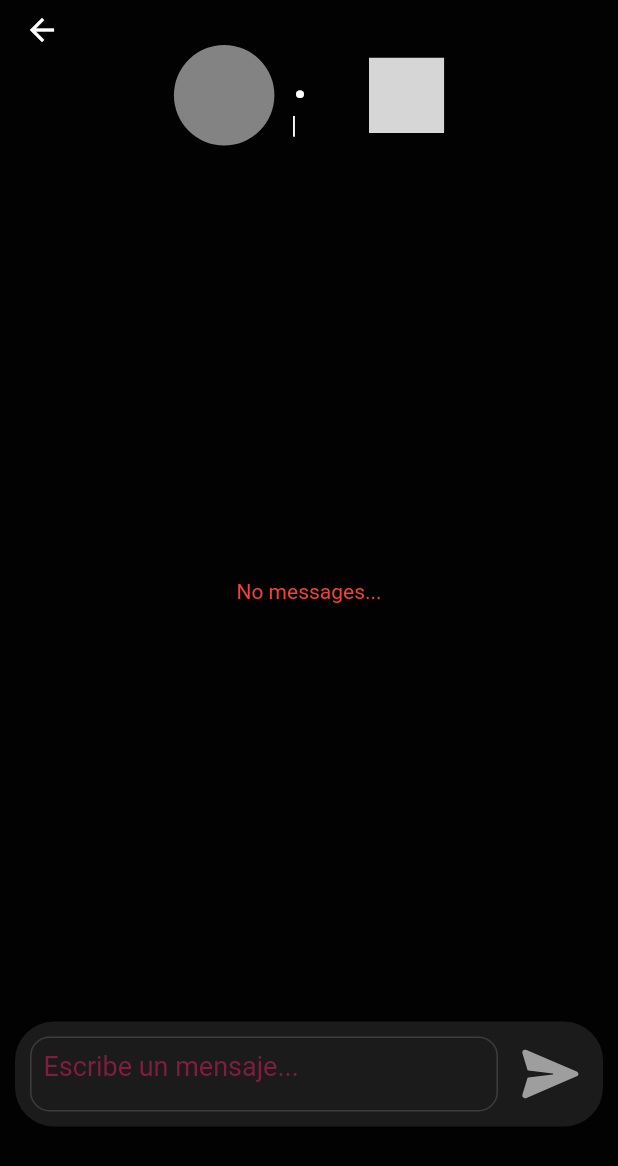
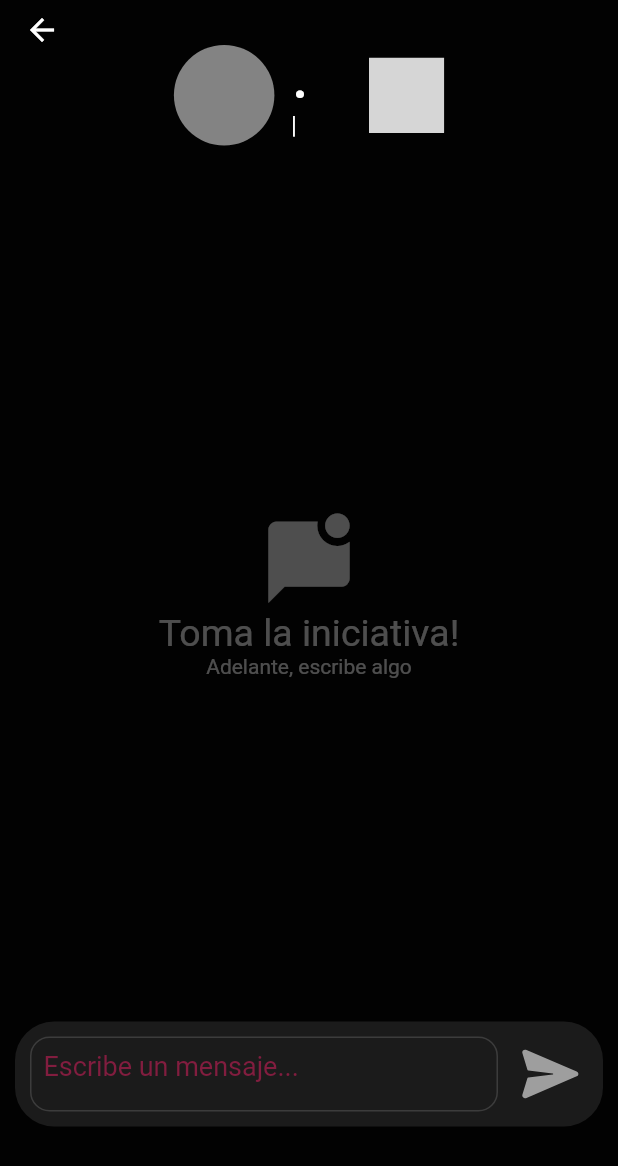
Before and after one commit to RonyPony/MobileDatingApp-FrontEnd, a Flutter app: the Conversation screen opened directly with empty values, on a phone screen of 412 x 824 dp. Shown: the top 1166 px of the screen. Run offline on Flutter 3.47's test engine with Material 2 defaults, Android fonts, the phone set to English and light mode, and no system bars; our stand-ins replace cloud_firestore, cool_alert, dio, equatable, firebase_auth, firebase_core and 9 more; missing offline and left inert: dart:ffi, firebase_app_check, flag; accounts and stored records are empty; network calls fail; Roboto replaces fonts that are missing (Jaldi); project files that could hold a hidden picture were left out; grey boxes are pictures that could not be loaded.

Commit message:
fixing chat bugs

```diff
--- a/inlove/lib/models/chatRoom.dart
+++ b/inlove/lib/models/chatRoom.dart
@@ -11,6 +11,8 @@ class ChatMessagesRoom {
   String user2_id;
   String createdOn;
   String displayName;
+  String lastMessengerId;
+  bool isSeen;
   ChatMessagesRoom({
       // required this.messages,
       required this.user1_uid,
@@ -18,6 +20,8 @@ class ChatMessagesRoom {
       required this.user2_uid,
       required this.user2_id,
       required this.createdOn,
+      required this.lastMessengerId,
+      required this.isSeen,
       required this.displayName
   });
 
@@ -29,6 +33,8 @@ class ChatMessagesRoom {
       FirestoreConstants.user1_id:user1_id,
       FirestoreConstants.user2_id:user2_id,
       FirestoreConstants.createdOn: createdOn,
+      FirestoreConstants.lastMessengerId:lastMessengerId,
+      FirestoreConstants.isSeen:isSeen,
       FirestoreConstants.displayName:displayName
     };
   }
--- a/inlove/lib/models/chat_message.dart
+++ b/inlove/lib/models/chat_message.dart
@@ -7,12 +7,14 @@ class ChatMessages {
   String idTo;
   String timestamp;
   String content;
+  bool isSeen;
   int type;
 
   ChatMessages(
       {required this.idFrom,
       required this.idTo,
       required this.timestamp,
+      required this.isSeen,
       required this.content,
       required this.type});
 
@@ -20,6 +22,7 @@ class ChatMessages {
     return {
       FirestoreConstants.idFrom: idFrom,
       FirestoreConstants.idTo: idTo,
+      FirestoreConstants.isThisMessageSeen:isSeen,
       FirestoreConstants.timestamp: timestamp,
       FirestoreConstants.content: content,
       FirestoreConstants.type: type,
@@ -29,12 +32,14 @@ class ChatMessages {
   factory ChatMessages.fromDocument(DocumentSnapshot documentSnapshot) {
     String idFrom = documentSnapshot.get(FirestoreConstants.idFrom);
     String idTo = documentSnapshot.get(FirestoreConstants.idTo);
+    bool isSeen = documentSnapshot.get(FirestoreConstants.isThisMessageSeen);
     String timestamp = documentSnapshot.get(FirestoreConstants.timestamp);
     String content = documentSnapshot.get(FirestoreConstants.content);
     int type = documentSnapshot.get(FirestoreConstants.type);
 
     return ChatMessages(
         idFrom: idFrom,
+        isSeen: isSeen,
         idTo: idTo,
         timestamp: timestamp,
         content: content,
--- a/inlove/lib/screens/chat_spike.dart
+++ b/inlove/lib/screens/chat_spike.dart
@@ -729,6 +729,12 @@ class FirestoreConstants {
   static const user1_id = "user1_id";
 
   static const user2_id= "user2_id";
+
+  static const lastMessengerId = "lastSenderId";
+
+  static const isSeen = "isLastMessageSeen";
+
+  static const isThisMessageSeen = "seen";
 }
 
 // class FirestoreConstants {
--- a/inlove/lib/screens/conversation.page.dart
+++ b/inlove/lib/screens/conversation.page.dart
@@ -64,6 +64,8 @@ class _buildState extends State<Conversation> {
     Future.delayed(Duration.zero, () async {
       _secondUserCountry = await getUserCountry(_secondUser);
     });
+    var auth = fbAuth.FirebaseAuth.instance;
+    chatProvider.marRoomAndMessageAsSeen(_roomId, auth.currentUser!.uid);
     double _width = MediaQuery.of(context).size.width;
     double _heigth = MediaQuery.of(context).size.height;
     return Scaffold(
@@ -116,9 +118,8 @@ class _buildState extends State<Conversation> {
                 children: [
                   Container(
                     // color: Colors.blue,
-                    height: MediaQuery.of(context).size.height-250,
+                    height: MediaQuery.of(context).size.height - 250,
                     width: MediaQuery.of(context).size.width - 60,
-                    child: Flexible(
                     child: StreamBuilder<QuerySnapshot>(
                         stream: chatProvider.getChatMessage(_roomId, 10),
                         builder: (BuildContext context,
@@ -132,51 +133,59 @@ class _buildState extends State<Conversation> {
                                 child: ListView(
                                   children: snapshot.data!.docs
                                       .map((DocumentSnapshot document) {
-                                        Map<String, dynamic> data = document
-                                            .data()! as Map<String, dynamic>;
+                                    Map<String, dynamic> data = document.data()!
+                                        as Map<String, dynamic>;
                                     if (data['idFrom'] == _uid) {
                                       //sent
                                       return Padding(
-                                            padding: const EdgeInsets.only(
-                                                top: 10),
+                                        padding: const EdgeInsets.only(top: 10),
                                         child: Container(
                                             decoration: BoxDecoration(
                                                 borderRadius:
-                                                        BorderRadius.circular(
-                                                            10),
+                                                    BorderRadius.circular(10),
                                                 color: Colors.grey),
                                             child: Column(
                                               children: [
                                                 Padding(
                                                   padding:
-                                                          const EdgeInsets
-                                                                  .only(
-                                                              left: 20,
-                                                              top: 10),
+                                                      const EdgeInsets.only(
+                                                          left: 20, top: 10),
                                                   child: Row(
                                                     mainAxisAlignment:
-                                                            MainAxisAlignment
-                                                                .start,
+                                                        MainAxisAlignment.start,
                                                     children: [
-                                                          Text(data[
-                                                              'content'],style: TextStyle(color: Colors.black,fontSize:16,)),
+                                                      Text(data['content'],
+                                                          style: TextStyle(
+                                                            color: Colors.black,
+                                                            fontSize: 16,
+                                                          )),
                                                     ],
                                                   ),
                                                 ),
                                                 Padding(
                                                   padding:
-                                                          const EdgeInsets
-                                                                  .only(
+                                                      const EdgeInsets.only(
                                                           right: 10,
                                                           bottom: 10),
                                                   child: Row(
                                                     mainAxisAlignment:
-                                                            MainAxisAlignment
-                                                                .end,
+                                                        MainAxisAlignment.end,
                                                     children: [
-                                                          Text(readTimestamp(
-                                                              data[
-                                                                  'timestamp']),style: TextStyle(color: Colors.grey[700]),)
+                                                      Text(
+                                                        data['seen']?"Visto":"Recibido",
+                                                        style: TextStyle(
+                                                            color: Colors
+                                                                .grey[700]),
+                                                      ),
+                                                      Text(" | "),
+                                                      Text(
+                                                        readTimestamp(
+                                                            data['timestamp']),
+                                                        style: TextStyle(
+                                                            color: Colors
+                                                                .grey[700]),
+                                                      ),
+
                                                     ],
                                                   ),
                                                 )
@@ -186,33 +195,25 @@ class _buildState extends State<Conversation> {
                                     } else {
                                       //receibed
                                       return Padding(
-                                            padding: const EdgeInsets.only(
-                                                top: 10),
+                                        padding: const EdgeInsets.only(top: 10),
                                         child: Container(
                                             decoration: BoxDecoration(
                                                 borderRadius:
-                                                        BorderRadius.circular(
-                                                            10),
+                                                    BorderRadius.circular(10),
                                                 color: Colors.pinkAccent),
                                             child: Column(
                                               children: [
                                                 Padding(
                                                   padding:
-                                                          const EdgeInsets
-                                                                  .only(
-                                                              left: 20,
-                                                              top: 10),
+                                                      const EdgeInsets.only(
+                                                          left: 20, top: 10),
                                                   child: Row(
                                                     mainAxisAlignment:
-                                                            MainAxisAlignment
-                                                                .start,
+                                                        MainAxisAlignment.start,
                                                     children: [
-                                                          Text(
-                                                              data['content'],
-                                                              style:
-                                                                  TextStyle(
-                                                                color: Colors
-                                                                    .black,
+                                                      Text(data['content'],
+                                                          style: TextStyle(
+                                                            color: Colors.black,
                                                             fontSize: 16,
                                                           )),
                                                     ],
@@ -220,22 +221,19 @@ class _buildState extends State<Conversation> {
                                                 ),
                                                 Padding(
                                                   padding:
-                                                          const EdgeInsets
-                                                                  .only(
+                                                      const EdgeInsets.only(
                                                           right: 10,
                                                           bottom: 10),
                                                   child: Row(
                                                     mainAxisAlignment:
-                                                            MainAxisAlignment
-                                                                .end,
+                                                        MainAxisAlignment.end,
                                                     children: [
                                                       Text(
-                                                            readTimestamp(data[
-                                                                'timestamp']),
+                                                        readTimestamp(
+                                                            data['timestamp']),
                                                         style: TextStyle(
                                                             color: Colors
-                                                                        .grey[
-                                                                    700]),
+                                                                .grey[700]),
                                                       )
                                                     ],
                                                   ),
@@ -248,19 +246,16 @@ class _buildState extends State<Conversation> {
                                 ),
                               );
                             } else {
-                                  return const Center(
-                                    child: Text(
-                                      'No messages...',
-                                      style: TextStyle(color: Colors.red),
-                                    ),
-                                  );
+                              return Center(child: _buildEmptyMessages());
                             }
                           } else {
-                                return CircularProgressIndicator(
-                                  color: Colors.yellow,
-                                );
+                            return Center(
+                                child: Text(
+                              "Sincronizando Mensajes...",
+                              style: TextStyle(color: Colors.white),
+                            ));
                           }
-                            })),
+                        }),
                   ),
                   // _messageReceibed("Hola.", "11:45 PM"),
                   // _messageReceibed("Como estas?", "11:46 PM"),
@@ -313,8 +308,9 @@ class _buildState extends State<Conversation> {
 
   _buildName(User usuario) {
     return GestureDetector(
-      onTap: (){
-        Navigator.pushNamed(context, UserProfileScreen.routeName,arguments: usuario.id);
+      onTap: () {
+        Navigator.pushNamed(context, UserProfileScreen.routeName,
+            arguments: usuario.id);
       },
       child: Text(
         usuario.name! + " " + usuario.lastName!.characters.take(1).string + ".",
@@ -473,8 +469,7 @@ class _buildState extends State<Conversation> {
                       controller: messageToSend,
                       keyboardType: TextInputType.multiline,
                       textInputAction: TextInputAction.send,
-
-                      onSubmitted:(value) {
+                      onSubmitted: (value) {
                         _sendCurrentMessage();
                       },
                       cursorColor: Colors.pink,
@@ -563,23 +558,58 @@ class _buildState extends State<Conversation> {
       messageToSend.clear();
     });
     print("Waiting...");
-                        await Future.delayed(Duration(seconds: 1), () {});
+    await Future.delayed(Duration(milliseconds: 500), () {});
     print("Time is up!");
-                        final chatProvider =
-                            Provider.of<ChatProvider>(context, listen: false);
+    final chatProvider = Provider.of<ChatProvider>(context, listen: false);
     String messageContent = cntn;
     int type = MessageType().text;
     final auth = fbAuth.FirebaseAuth.instance;
     String CurrUID = auth.currentUser!.uid;
     if (secondUserFirebaseId != null) {
-                          chatProvider.sendChatMessage(messageContent, type,
-                              _roomId, CurrUID, secondUserFirebaseId);
+      chatProvider.sendChatMessage(
+          messageContent, type, _roomId, CurrUID, secondUserFirebaseId);
     } else {
       CoolAlert.show(
           context: context,
           type: CoolAlertType.warning,
-                              text:
-                                  "No pudimos enviar tu mensaje, intentalo mas tarde");
+          text: "No pudimos enviar tu mensaje, intentalo mas tarde");
     }
   }
+
+  Widget _buildEmptyMessages() {
+    return Center(
+      child: Container(
+        padding: EdgeInsets.only(top: MediaQuery.of(context).size.height / 3.5),
+        child: Column(
+          children: [
+            Row(
+              mainAxisAlignment: MainAxisAlignment.center,
+              children: [
+                Icon(
+                  Icons.mark_chat_unread_rounded,
+                  color: Colors.white.withOpacity(.3),
+                  size: 65,
+                )
+              ],
+            ),
+            Row(
+              mainAxisAlignment: MainAxisAlignment.center,
+              children: [
+                Text("Toma la iniciativa!",
+                    style: TextStyle(
+                        color: Colors.white.withOpacity(.3), fontSize: 25)),
+              ],
+            ),
+            Row(
+              mainAxisAlignment: MainAxisAlignment.center,
+              children: [
+                Text("Adelante, escribe algo",
+                    style: TextStyle(color: Colors.white.withOpacity(.3))),
+              ],
+            )
+          ],
+        ),
+      ),
+    );
   }
+}
```
Also changed, not shown: inlove/lib/providers/chat_provider.dart (+64 -14 lines), inlove/lib/screens/chat.page.dart (+20 -7 lines), 1 other file. Lines whose indentation alone changed are shown as unchanged.
